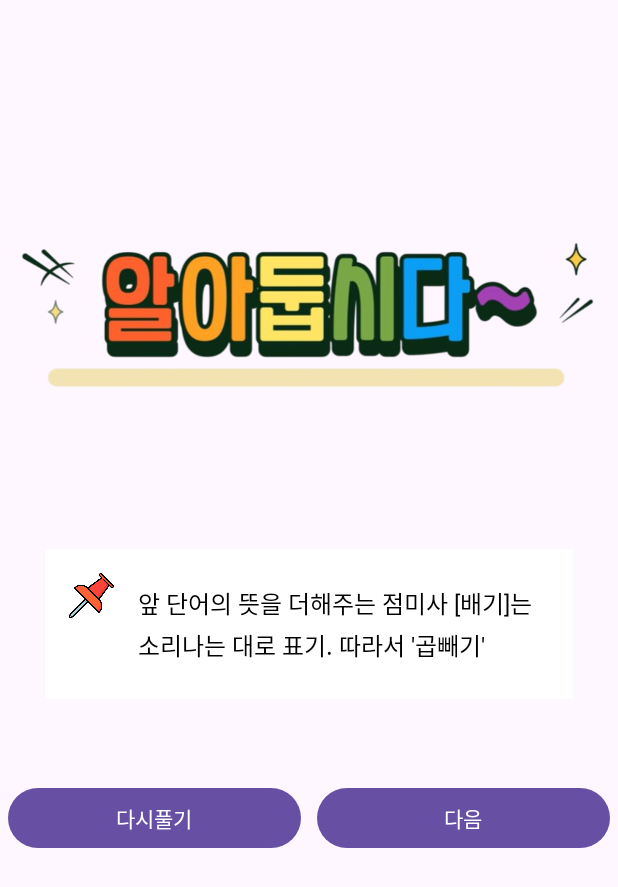
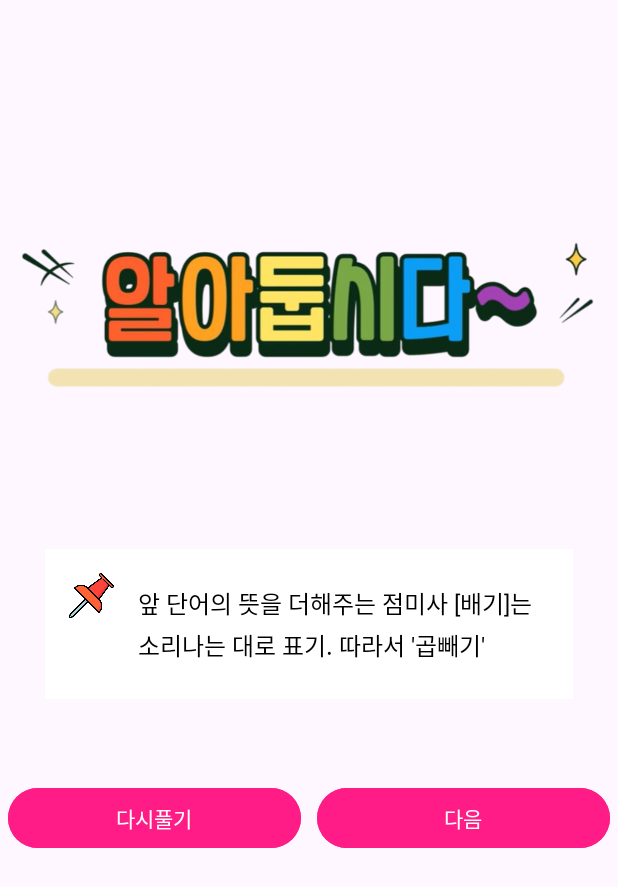
Before and after one commit to N-jongsik/QuizApp, an Android app: the ResultActivity screen opened directly, with no data from a screen before it, on a phone screen of 412 x 824 dp. Shown: the top 887 px of the screen. Run offline under Robolectric (Android 15) with nearby library versions, the phone set to English and light mode, and no system bars.

Commit message:
MainPage init

```diff
--- a/app/src/main/res/layout/activity_main.xml
+++ b/app/src/main/res/layout/activity_main.xml
@@ -13,7 +13,7 @@
         android:id="@+id/imageView3"
         android:layout_width="match_parent"
         android:layout_height="500dp"
-        app:srcCompat="@drawable/mainImage" />
+        app:srcCompat="@drawable/mainimage" />
 
     <Button
         android:id="@+id/button"
--- a/app/src/main/res/layout/activity_quiz.xml
+++ b/app/src/main/res/layout/activity_quiz.xml
@@ -22,7 +22,7 @@
         android:layout_width="match_parent"
         android:layout_height="wrap_content"
         android:padding="16dp"
-        app:srcCompat="@drawable/Youknow" />
+        app:srcCompat="@drawable/youknow" />
 
     <TextView
         android:id="@+id/textView2"
--- a/app/src/main/res/layout/activity_result.xml
+++ b/app/src/main/res/layout/activity_result.xml
@@ -13,7 +13,7 @@
         android:layout_width="match_parent"
         android:layout_height="wrap_content"
         android:layout_marginTop="100dp"
-        app:srcCompat="@drawable/Youknow" />
+        app:srcCompat="@drawable/youknow" />
 
 
     <LinearLayout
@@ -59,6 +59,7 @@
             android:layout_height="wrap_content"
             android:layout_margin="5dp"
             android:layout_weight="1"
+            android:backgroundTint="#FF1C87"
             android:text="다시풀기" />
 
         <Button
@@ -67,6 +68,7 @@
             android:layout_height="wrap_content"
             android:layout_margin="5dp"
             android:layout_weight="1"
+            android:backgroundTint="#FF1C87"
             android:text="다음" />
     </LinearLayout>
 
```
Also changed, not shown: app/src/main/java/com/example/quizapp/MainActivity.kt (+26 -10 lines), app/src/main/res/drawable/mainimage.png (renamed from app/src/main/res/drawable/mainImage.png), app/src/main/res/drawable/youknow.png (renamed from app/src/main/res/drawable/Youknow.png).
